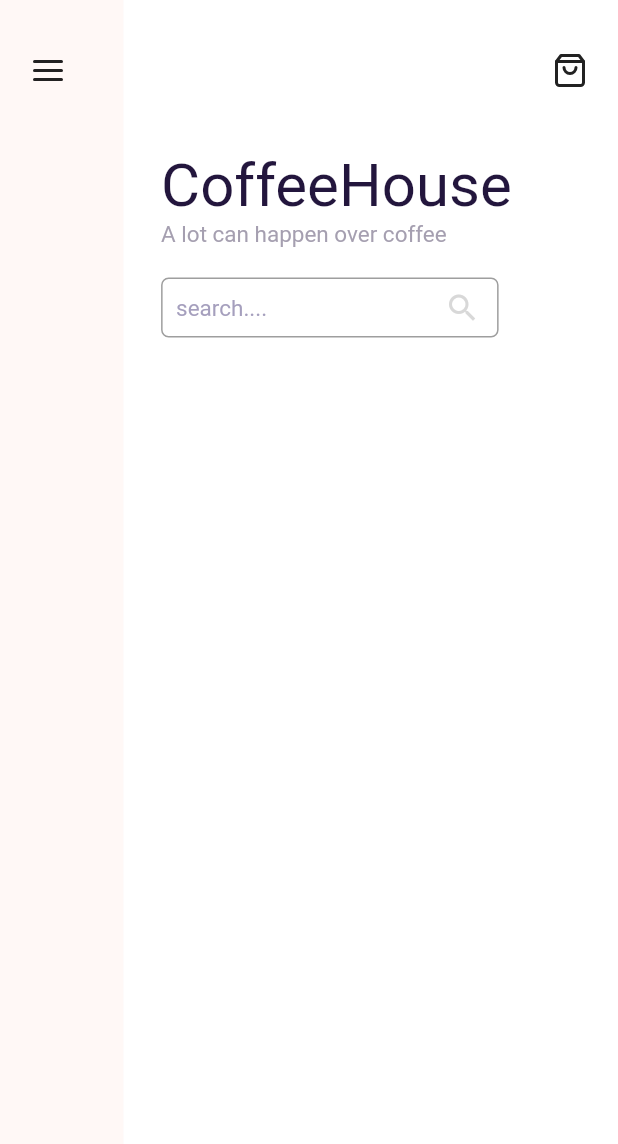
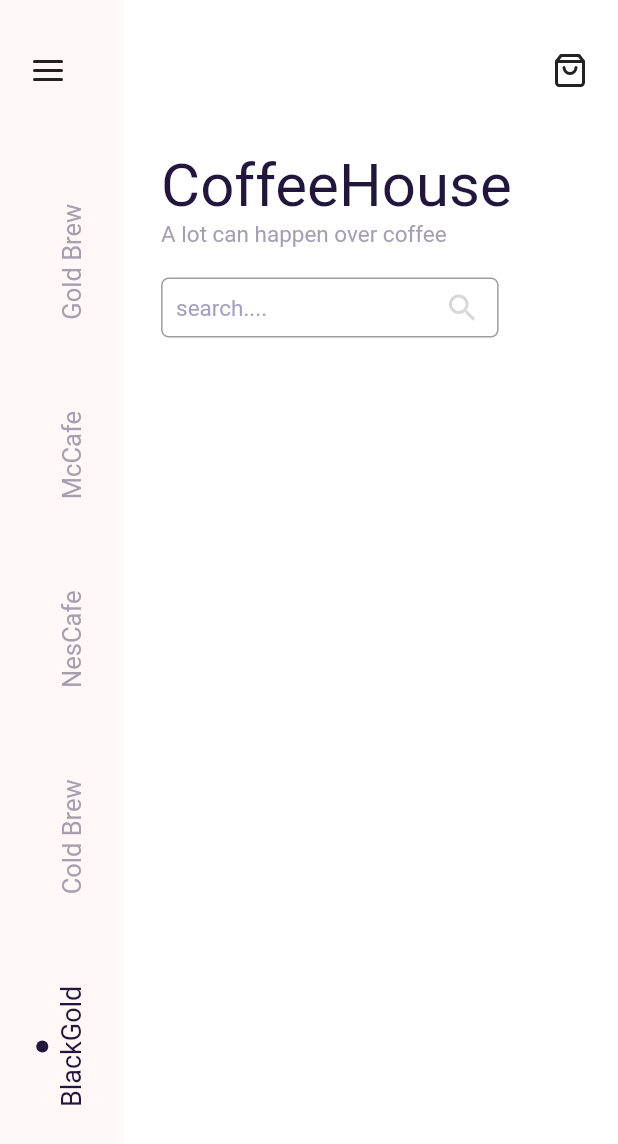
Before and after one commit to danyriansyah/flutterapp, a Flutter app: the screen it shows after launch, on a phone screen of 412 x 824 dp. Shown: the top 1144 px of the screen. Run offline on Flutter 3.47's test engine with Material 2 defaults, Android fonts, the phone set to English and light mode, and no system bars; our stand-ins replace flutter_icons_null_safety, google_fonts.

Commit message:
add menu

```diff
--- /dev/null
+++ b/coffeeshop/lib/screens/black_gold.dart
@@ -0,0 +1,17 @@
+import 'package:flutter/material.dart';
+
+class BlackGold extends StatefulWidget {
+  const BlackGold({Key? key}) : super(key: key);
+
+  @override
+  State<BlackGold> createState() => _BlackGoldState();
+}
+
+class _BlackGoldState extends State<BlackGold> {
+  @override
+  Widget build(BuildContext context) {
+    return Container(
+      child: Text('Black Gold'),
+    );
+  }
+}
--- a/coffeeshop/lib/screens/dashboard.dart
+++ b/coffeeshop/lib/screens/dashboard.dart
@@ -1,4 +1,9 @@
 import 'package:coffeeshop/constants/color_palette.dart';
+import 'package:coffeeshop/screens/McCafe.dart';
+import 'package:coffeeshop/screens/black_gold.dart';
+import 'package:coffeeshop/screens/cold_brew.dart';
+import 'package:coffeeshop/screens/gold_brew.dart';
+import 'package:coffeeshop/screens/nescafe.dart';
 import 'package:flutter/material.dart';
 import 'package:flutter_icons_null_safety/flutter_icons_null_safety.dart';
 import 'package:google_fonts/google_fonts.dart';
@@ -13,10 +18,101 @@ class DashboardPage extends StatefulWidget {
 class _DashboardPageState extends State<DashboardPage> {
   final colorPalette = ColorPalette();
 
+  var _selectedOption = 0;
+
+  List allOptions = [
+    BlackGold(),
+    ColdBrew(),
+    Nescafe(),
+    McCafe(),
+    GoldBrew(),
+  ];
+
+  List isSelected = [
+    true,
+    false,
+    false,
+    false,
+    false,
+  ];
+
   @override
   Widget build(BuildContext context) {
     var screenHeight = MediaQuery.of(context).size.height;
     var screenWidth = MediaQuery.of(context).size.width;
+
+    isOptionSelected(index) {
+      var previousIndex = isSelected.indexOf(true);
+      isSelected[index] = true;
+      isSelected[previousIndex] = false;
+    }
+
+    Widget buildOption(String title, int index) {
+      return Column(
+        mainAxisAlignment: MainAxisAlignment.center,
+        children: [
+          isSelected[index]
+              ? Container(
+                  height: 8.0,
+                  width: 8.0,
+                  decoration: BoxDecoration(
+                    shape: BoxShape.circle,
+                    color: Color(0xFF23163D),
+                  ),
+                )
+              : Container(
+                  height: 8.0,
+                  width: 8.0,
+                  decoration: BoxDecoration(
+                    shape: BoxShape.circle,
+                    color: Colors.transparent,
+                  ),
+                ),
+          SizedBox(
+            height: 5.0,
+          ),
+          GestureDetector(
+            onTap: () {
+              setState(() {
+                _selectedOption = index;
+                isOptionSelected(index);
+              });
+            },
+            child: Text(
+              title,
+              style: isSelected[index]
+                  ? GoogleFonts.bigShouldersText(
+                      color: Color(0xFF23163D), fontSize: 18.0)
+                  : GoogleFonts.bigShouldersText(
+                      color: Color(0xFFA59Fb0), fontSize: 17.0),
+            ),
+          )
+        ],
+      );
+    }
+
+    Widget buildSideNavigator() {
+      return Positioned(
+        top: 75.0,
+        child: RotatedBox(
+          quarterTurns: 3,
+          child: Container(
+            width: MediaQuery.of(context).size.height - 100.0,
+            height: MediaQuery.of(context).size.width / 5,
+            child: Row(
+              mainAxisAlignment: MainAxisAlignment.spaceEvenly,
+              children: [
+                buildOption('BlackGold', 0),
+                buildOption('Cold Brew', 1),
+                buildOption('NesCafe', 2),
+                buildOption('McCafe', 3),
+                buildOption('Gold Brew', 4),
+              ],
+            ),
+          ),
+        ),
+      );
+    }
 
     return Scaffold(
       body: Stack(
@@ -102,7 +198,8 @@ class _DashboardPageState extends State<DashboardPage> {
                 ),
               ],
             ),
-          )
+          ),
+          buildSideNavigator(),
         ],
       ),
     );
--- /dev/null
+++ b/coffeeshop/lib/screens/mccafe.dart
@@ -0,0 +1,17 @@
+import 'package:flutter/material.dart';
+
+class McCafe extends StatefulWidget {
+  const McCafe({Key? key}) : super(key: key);
+
+  @override
+  State<McCafe> createState() => _McCafeState();
+}
+
+class _McCafeState extends State<McCafe> {
+  @override
+  Widget build(BuildContext context) {
+    return Container(
+      child: Text('McCafe'),
+    );
+  }
+}
--- /dev/null
+++ b/coffeeshop/lib/screens/nescafe.dart
@@ -0,0 +1,17 @@
+import 'package:flutter/material.dart';
+
+class Nescafe extends StatefulWidget {
+  const Nescafe({Key? key}) : super(key: key);
+
+  @override
+  State<Nescafe> createState() => _NescafeState();
+}
+
+class _NescafeState extends State<Nescafe> {
+  @override
+  Widget build(BuildContext context) {
+    return Container(
+      child: Text('Nescafe'),
+    );
+  }
+}
```
Also changed, not shown: coffeeshop/lib/screens/cold_brew.dart (added, +17 -0 lines), coffeeshop/lib/screens/gold_brew.dart (added, +17 -0 lines), coffeeshop/assets/coffee1.png (added), coffeeshop/assets/coffee2.png (added), coffeeshop/assets/coffee3.png (added), coffeeshop/assets/coffee4.png (added), coffeeshop/assets/doodle.png (added).
